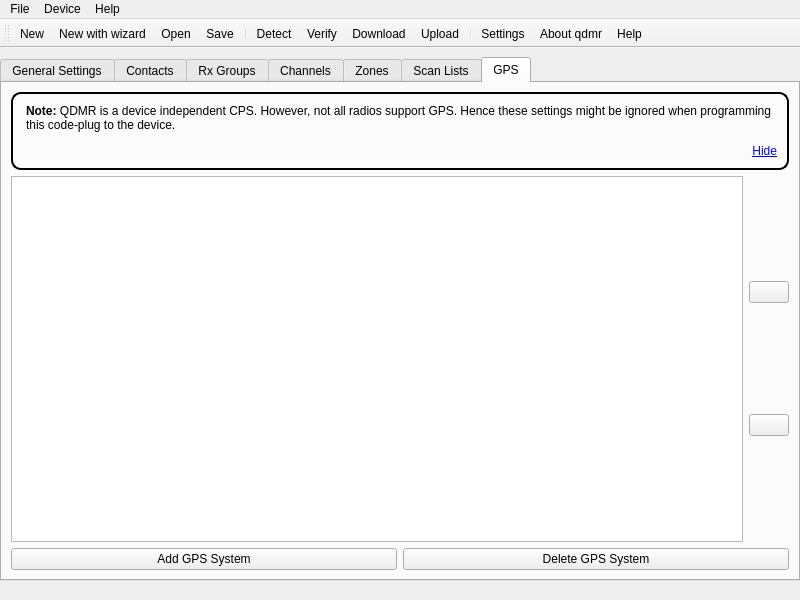
First picture: the form in shared/mainwindow.ui, repository hmatuschek/qdmr, before the edit.
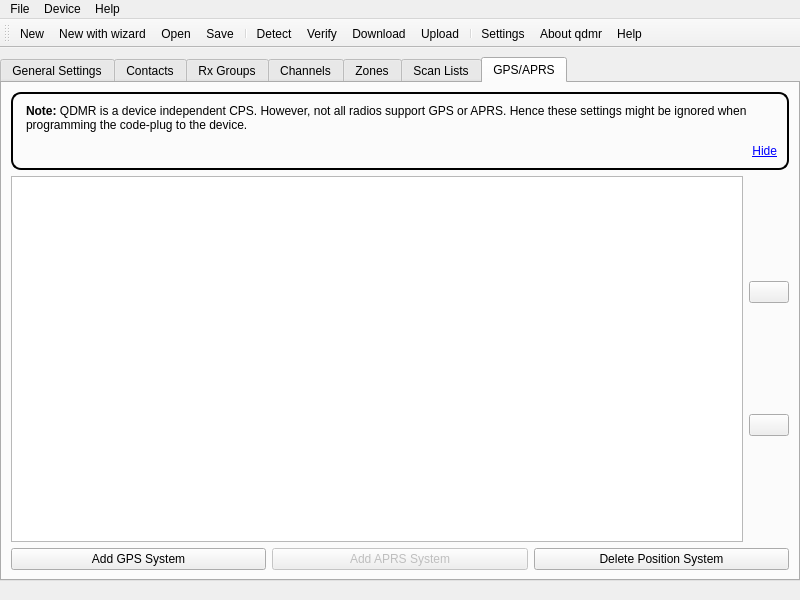
Second picture: the form after the edit. The open tabs and pages were chosen to show the change. Icons and pictures are not drawn.

Commit message: Prepared APRS system impl.

The edit to the form file:
```diff
--- a/shared/mainwindow.ui
+++ b/shared/mainwindow.ui
@@ -624,7 +624,7 @@
       </widget>
       <widget class="QWidget" name="tabGPSSystems">
        <attribute name="title">
-        <string>GPS</string>
+        <string>GPS/APRS</string>
        </attribute>
        <layout class="QVBoxLayout" name="verticalLayout_18">
         <item>
@@ -645,7 +645,7 @@
            <number>0</number>
           </property>
           <property name="text">
-           <string>&lt;html&gt;&lt;head/&gt;&lt;body&gt;&lt;p&gt;&lt;span style=&quot; font-weight:600;&quot;&gt;Note:&lt;/span&gt; QDMR is a device independent CPS. However, not all radios support GPS. Hence these settings might be ignored when programming this code-plug to the device. &lt;/p&gt;&lt;p align=&quot;right&quot;&gt;&lt;a href=&quot;#hide&quot;&gt;&lt;span style=&quot; text-decoration: underline; color:#0000ff;&quot;&gt;Hide&lt;/span&gt;&lt;/a&gt;&lt;/p&gt;&lt;/body&gt;&lt;/html&gt;</string>
+           <string>&lt;html&gt;&lt;head/&gt;&lt;body&gt;&lt;p&gt;&lt;span style=&quot; font-weight:600;&quot;&gt;Note:&lt;/span&gt; QDMR is a device independent CPS. However, not all radios support GPS or APRS. Hence these settings might be ignored when programming the code-plug to the device. &lt;/p&gt;&lt;p align=&quot;right&quot;&gt;&lt;a href=&quot;#hide&quot;&gt;&lt;span style=&quot; text-decoration: underline; color:#0000ff;&quot;&gt;Hide&lt;/span&gt;&lt;/a&gt;&lt;/p&gt;&lt;/body&gt;&lt;/html&gt;</string>
           </property>
           <property name="textFormat">
            <enum>Qt::RichText</enum>
@@ -709,10 +709,20 @@
             </property>
            </widget>
           </item>
+          <item>
+           <widget class="QPushButton" name="addAPRS">
+            <property name="enabled">
+             <bool>false</bool>
+            </property>
+            <property name="text">
+             <string>Add APRS System</string>
+            </property>
+           </widget>
+          </item>
           <item>
            <widget class="QPushButton" name="remGPS">
             <property name="text">
-             <string>Delete GPS System</string>
+             <string>Delete Position System</string>
             </property>
            </widget>
           </item>
```
The commit also changes 13 other files.
